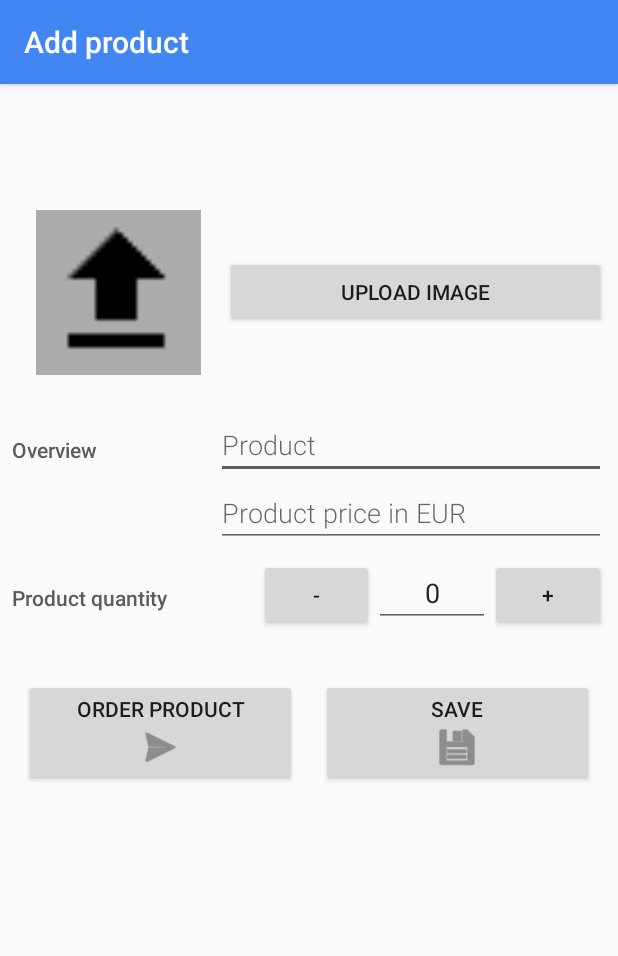
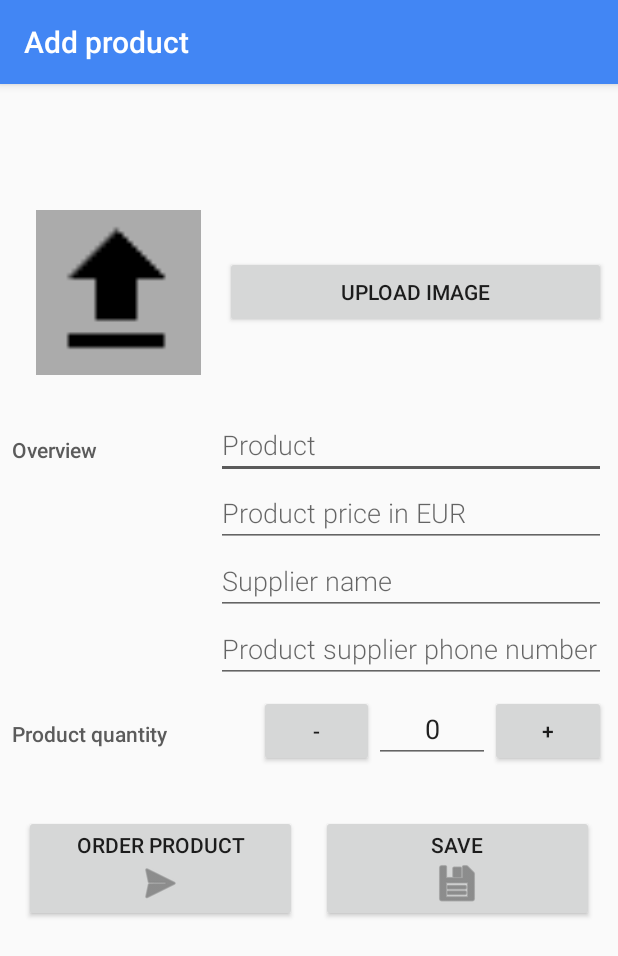
Before and after one commit to MarLewik/InventoryAppStage2, an Android app: the screen it shows after launch (EditActivity), after a tap on an icon or button, on a phone screen of 412 x 824 dp. Shown: the top 956 px of the screen. Run offline under Robolectric (Android 15) with nearby library versions, the phone set to English and light mode, and no system bars.

Commit message:
Supplier Name, and Supplier Phone added to edit view and db

```diff
--- a/app/src/main/java/com/example/android/shoppinglistapp/data/DataContract.java
+++ b/app/src/main/java/com/example/android/shoppinglistapp/data/DataContract.java
@@ -37,5 +37,7 @@ public class DataContract {
         public static final String COLUMN_PRODUCT_QUANTITY = "quantity";
         public static final String COLUMN_PRODUCT_IMAGE = "image";
         public static final String COLUMN_PRODUCT_PRICE = "price";
+        public static final String COLUMN_SUPPLIERNAME = "suppliername";
+        public static final String COLUMN_SUPPLIERPHONENUMBER = "supplierphonenumber";
     }
 }
--- a/app/src/main/java/com/example/android/shoppinglistapp/data/DataDbHelper.java
+++ b/app/src/main/java/com/example/android/shoppinglistapp/data/DataDbHelper.java
@@ -18,6 +18,8 @@ public class DataDbHelper extends SQLiteOpenHelper {
             "(" +
             DataContract.ProductEntry._ID + " INTEGER PRIMARY KEY AUTOINCREMENT," +
             DataContract.ProductEntry.COLUMN_PRODUCT_NAME + " TEXT NOT NULL," +
+            DataContract.ProductEntry.COLUMN_SUPPLIERNAME + " TEXT NOT NULL," +
+            DataContract.ProductEntry.COLUMN_SUPPLIERPHONENUMBER + " TEXT NOT NULL," +
             DataContract.ProductEntry.COLUMN_PRODUCT_PRICE + " STRING NOT NULL," +
             DataContract.ProductEntry.COLUMN_PRODUCT_QUANTITY + " INTEGER DEFAULT 0," +
             DataContract.ProductEntry.COLUMN_PRODUCT_IMAGE + " TEXT" + ");";
--- a/app/src/main/res/layout/activity_editor.xml
+++ b/app/src/main/res/layout/activity_editor.xml
@@ -70,7 +70,19 @@
                     style="@style/EditorFieldStyle"
                     android:hint="@string/hint_product_price"
                     android:inputType="textCapWords" />
-            </LinearLayout>
+
+                <EditText
+                    android:id="@+id/edit_suppliername"
+                    style="@style/EditorFieldStyle"
+                    android:hint="@string/hint_supplier"
+                    android:inputType="textCapWords" />
+
+                <EditText
+                    android:id="@+id/edit_supplierphonenumber"
+                    style="@style/EditorFieldStyle"
+                    android:hint="@string/hint_supplierphonenumber"
+                    android:inputType="textCapWords" />
+                </LinearLayout>
         </LinearLayout>
 
         <LinearLayout
--- a/app/src/main/res/values/strings.xml
+++ b/app/src/main/res/values/strings.xml
@@ -10,6 +10,8 @@
     <string name="category_measurement">Measurement</string>
     <string name="hint_product_name">Product</string>
     <string name="hint_product_price">Product price in EUR</string>
+    <string name="hint_suppliername">Product supplier name</string>
+    <string name="hint_supplierphonenumber">Product supplier phone number</string>
     <string name="hint_product_category">Category</string>
     <string name="editor_insert_product_successful">Product saved</string>
     <string name="editor_insert_product_failed">Error with saving product</string>
```
Also changed, not shown: app/src/main/java/com/example/android/shoppinglistapp/EditActivity.java (+43 -1 lines), app/src/main/java/com/example/android/shoppinglistapp/data/DataProvider.java (+27 -0 lines).
